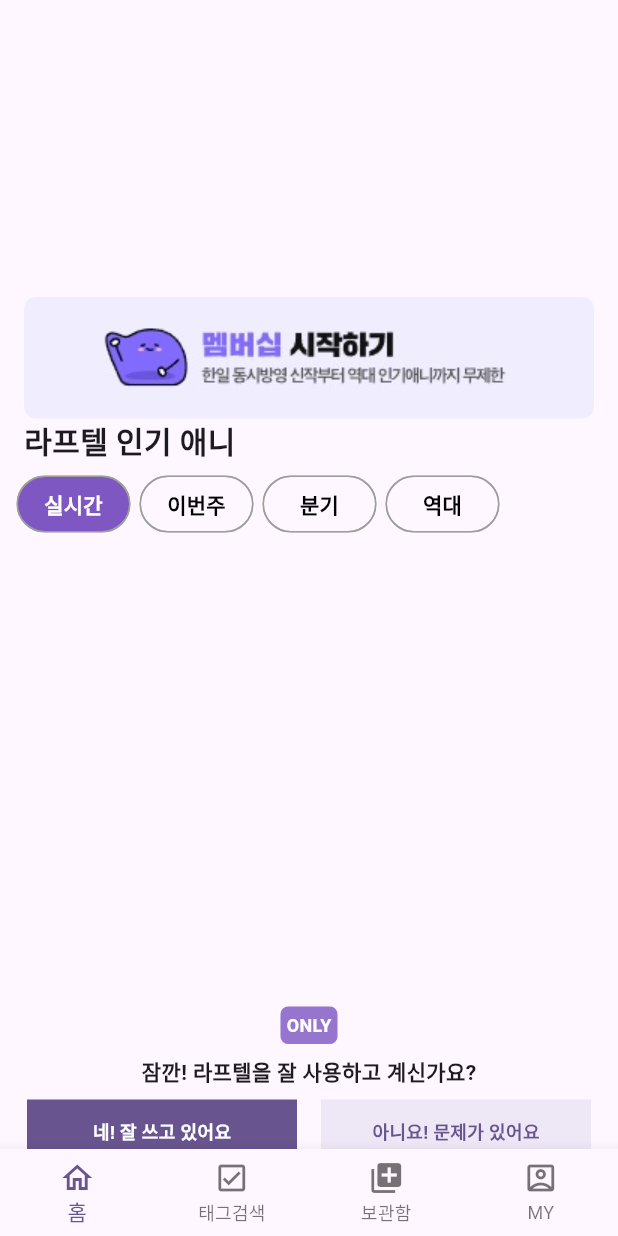
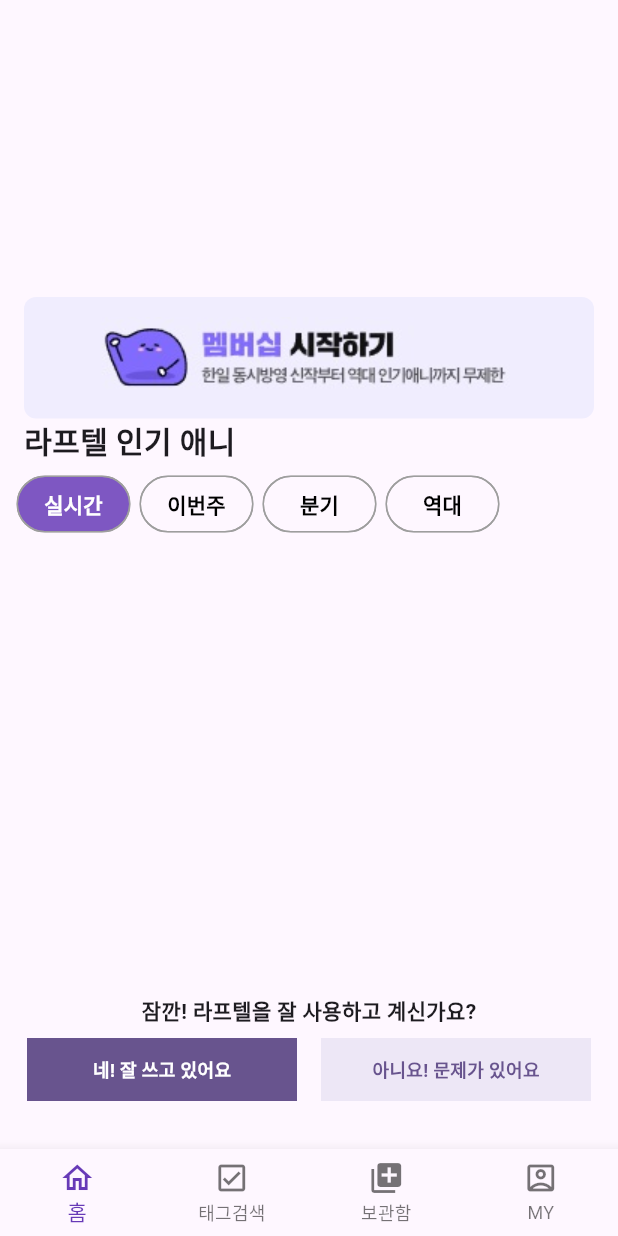
Before and after one commit to Dalso13/laftel-clone, a Flutter app: the screen it shows after launch, scrolled down 184 dp, on a phone screen of 412 x 824 dp. Run offline on Flutter 3.47's test engine with Material 3 defaults, Android fonts, the phone set to English and light mode, and no system bars; our stand-ins replace carousel_slider, flutter_rating_bar, freezed_annotation, get_it, go_router, sliver_tools; generated files the repository leaves out were written again; network calls fail; statements that could not run were skipped.

Commit message:
feat : 메인 페이지 바텀 메뉴 페이지뷰 완성

```diff
--- a/lib/presentation/ui/bottom_navi_item.dart
+++ b/lib/presentation/ui/bottom_navi_item.dart
@@ -1,29 +1,33 @@
 import 'package:flutter/material.dart';
 
 class BottomNaviItem extends StatelessWidget {
-  const BottomNaviItem({super.key});
+  final void Function(int index) _changeScreen;
+  final int _currentIndex;
+
+  const BottomNaviItem({
+    super.key,
+    required void Function(int) changeScreen,
+    required int currentIndex,
+  })  : _changeScreen = changeScreen,
+        _currentIndex = currentIndex;
 
   @override
   Widget build(BuildContext context) {
-    return  BottomNavigationBar(
+    return BottomNavigationBar(
+      onTap: _changeScreen,
       type: BottomNavigationBarType.fixed,
+      currentIndex: _currentIndex,
+      selectedItemColor: Colors.deepPurple,
       items: const [
         BottomNavigationBarItem(
-            icon: Icon(Icons.home_outlined),
-            label: '홈',
+          icon: Icon(Icons.home_outlined),
+          label: '홈',
         ),
         BottomNavigationBarItem(
-            icon: Icon(Icons.check_box_outlined),
-            label: '태그검색'
-        ),
+            icon: Icon(Icons.check_box_outlined), label: '태그검색'),
+        BottomNavigationBarItem(icon: Icon(Icons.my_library_add), label: '보관함'),
         BottomNavigationBarItem(
-            icon: Icon(Icons.my_library_add),
-            label: '보관함'
-        ),
-        BottomNavigationBarItem(
-            icon: Icon(Icons.account_box_outlined),
-            label: 'MY'
-        ),
+            icon: Icon(Icons.account_box_outlined), label: 'MY'),
       ],
     );
   }
--- a/lib/presentation/ui/main_screen.dart
+++ b/lib/presentation/ui/main_screen.dart
@@ -1,5 +1,6 @@
 import 'package:flutter/material.dart';
 import 'package:laftel_clone/presentation/ui/main_screen_item/main_screen_item.dart';
+import 'package:laftel_clone/presentation/ui/storage_box_item/storage_box_screen.dart';
 import 'package:laftel_clone/presentation/view_model/main_view_model.dart';
 import 'package:provider/provider.dart';
 
@@ -23,9 +24,22 @@ class _MainScreenState extends State<MainScreen> {
 
   @override
   Widget build(BuildContext context) {
-    return const Scaffold(
-      body: MainScreenItem(),
-      bottomNavigationBar: BottomNaviItem(),
+    final viewModel = context.watch<MainViewModel>();
+    return Scaffold(
+      body: PageView(
+        controller: viewModel.pageController,
+        pageSnapping: false,
+        children: [
+          const MainScreenItem(),
+          Container(),
+          const StorageBoxScreen(),
+          Container()
+        ],
+      ),
+      bottomNavigationBar: BottomNaviItem(
+        changeScreen: viewModel.changeScreen,
+        currentIndex: viewModel.mainState.currentPage,
+      ),
     );
   }
 }
--- a/lib/presentation/ui/main_screen_item/main_screen_item.dart
+++ b/lib/presentation/ui/main_screen_item/main_screen_item.dart
@@ -11,7 +11,6 @@ import '../../../core/Popular_anime_state.dart';
 import '../../../core/week_state.dart';
 import '../../ui_sealed/week_anime_event_sealed.dart';
 import '../../view_model/main_view_model.dart';
-import '../anime_option_item/laftel_only_item.dart';
 import 'banner_item.dart';
 import 'feedback_item.dart';
 import 'membership_item.dart';
@@ -108,7 +107,6 @@ class MainScreenItem extends StatelessWidget {
                   ),
                   ...state.themeAnimeList
                       .map((e) => ThemeRecommendItem(model: e)),
-                  const LaftelOnlyItem(),
                   const FeedbackItem(),
                 ],
               )
--- a/lib/presentation/view_model/main_view_model.dart
+++ b/lib/presentation/view_model/main_view_model.dart
@@ -12,6 +12,7 @@ class MainViewModel extends ChangeNotifier {
 
   final GetQuarterAnime _getQuarterAnime;
   MainState _mainState = const MainState();
+  final PageController pageController = PageController(initialPage: 0);
 
   MainViewModel({
     required GetQuarterAnime getQuarterAnime,
@@ -71,4 +72,20 @@ class MainViewModel extends ChangeNotifier {
         themeAnimeList: themeAnimeList
     );
   }
+
+  void changeScreen(int index) {
+    pageController.jumpToPage(
+      index,
+    );
+    _mainState = _mainState.copyWith(
+      currentPage: index
+    );
+    notifyListeners();
+  }
+
+  @override
+  void dispose() {
+    pageController.dispose();
+    super.dispose();
+  }
 }
--- a/lib/presentation/view_model/view_model_state/main_state.dart
+++ b/lib/presentation/view_model/view_model_state/main_state.dart
@@ -13,6 +13,7 @@ part 'main_state.g.dart';
 @freezed
 class MainState with _$MainState {
   const factory MainState({
+    @Default(0) int currentPage,
     @Default(WeekState.sunday) WeekState currentWeek,
     @Default([]) List<SimpleAnimeModel> weekAnimeList,
     @Default([]) List<ThemeAnimeModel> themeAnimeList,
```
